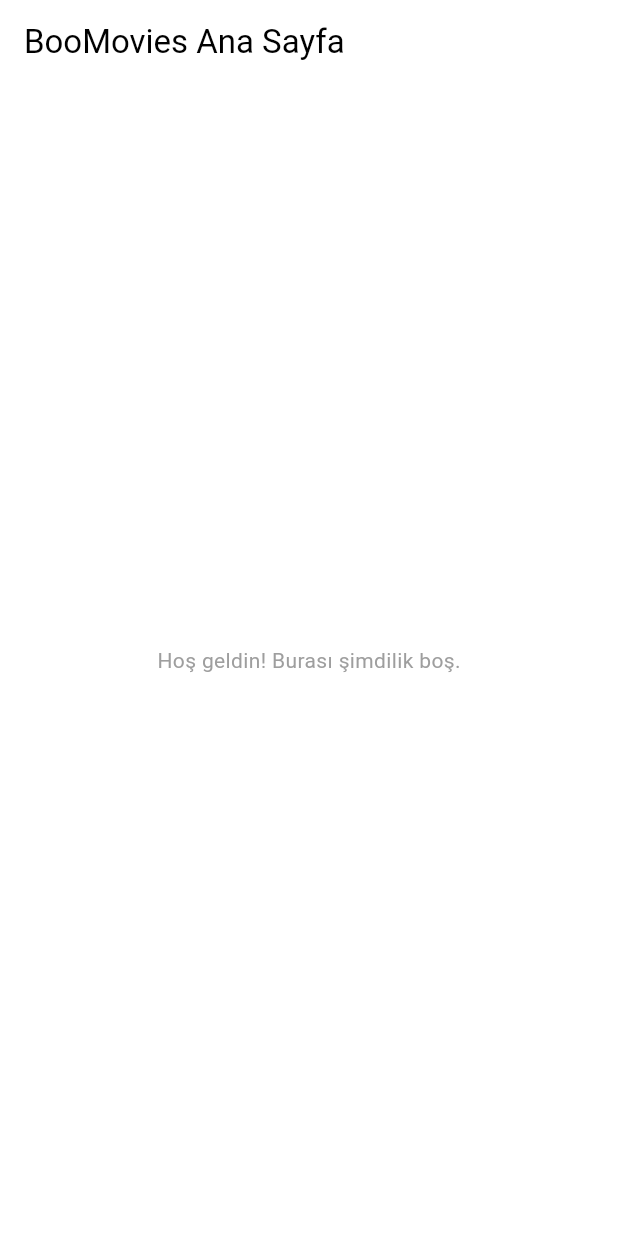
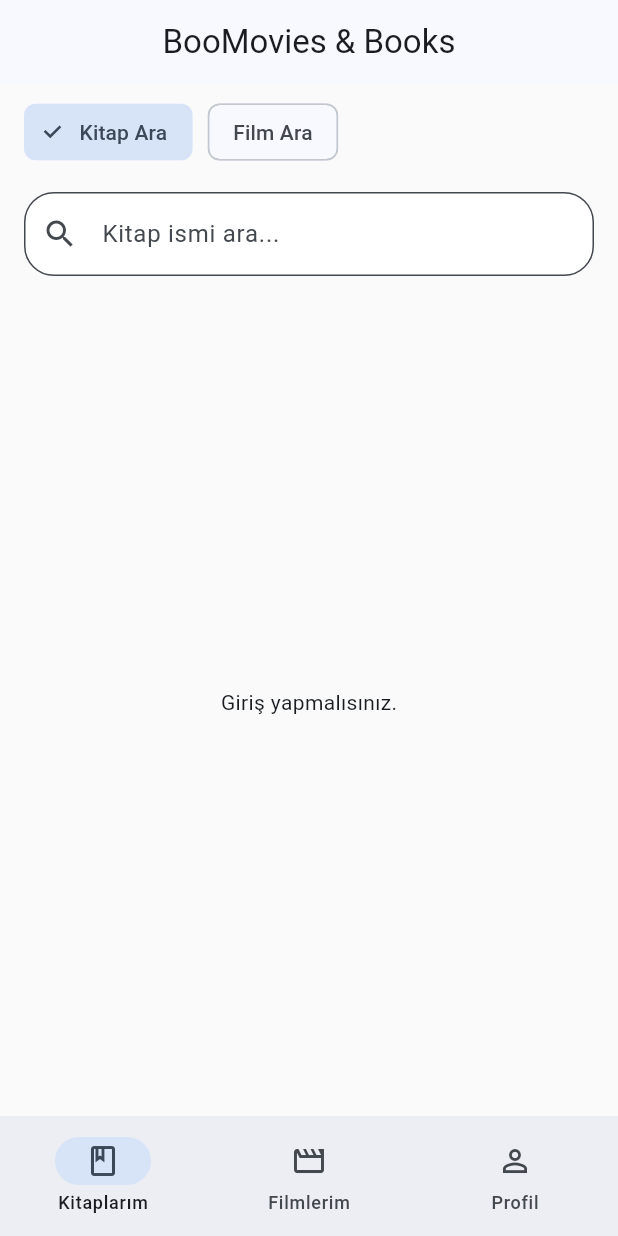
Before and after one commit to krlpsule/BooMovies-App, a Flutter app: the HomeScreen screen opened directly, on a phone screen of 412 x 824 dp. Run offline on Flutter 3.47's test engine with Material 3 defaults, Android fonts, the phone set to English and light mode, and no system bars; our stand-ins replace flutter_dotenv.

Commit message:
google books ve tmdb api eklendi

```diff
--- /dev/null
+++ b/frontend/lib/screens/book_list_screen.dart
@@ -0,0 +1,43 @@
+import 'package:flutter/material.dart';
+import '../services/internal_api_service.dart';
+import '../services/user_manager.dart';
+
+class BookListScreen extends StatelessWidget {
+  final InternalApiService _apiService = InternalApiService();
+
+  BookListScreen({super.key});
+
+  @override
+  Widget build(BuildContext context) {
+    final userId = UserManager().userId; // Giriş yapan kullanıcının ID'si
+
+    if (userId == null) return const Center(child: Text("Giriş yapmalısınız."));
+
+    return FutureBuilder<List<dynamic>>(
+      future: _apiService.getUserBookReviews(userId),
+      builder: (context, snapshot) {
+        print("Gelen Kitap Verisi: ${snapshot.data}");
+        if (snapshot.connectionState == ConnectionState.waiting) {
+          return const Center(child: CircularProgressIndicator());
+        }
+        if (!snapshot.hasData || snapshot.data!.isEmpty) {
+          return const Center(child: Text("Henüz kitap eklemediniz."));
+        }
+
+        final books = snapshot.data!;
+        return ListView.builder(
+          itemCount: books.length,
+          itemBuilder: (context, index) {
+  final book = books[index];
+  return ListTile(
+    // Artık yukarıdaki endpoint sayesinde "Title" anahtarı dolu gelecek!
+    title: Text(book['Title'] ?? 'Başlıksız Kitap'),
+    subtitle: Text("Puan: ${book['Rating'] ?? '0'}"),
+    trailing: const Icon(Icons.info_outline),
+  );
+},
+        );
+      },
+    );
+  }
+}
--- a/frontend/lib/screens/home_screen.dart
+++ b/frontend/lib/screens/home_screen.dart
@@ -1,22 +1,119 @@
 import 'package:flutter/material.dart';
+import '../screens/search_result_screen.dart';
+import '../services/user_manager.dart';
+import '../screens/movie_list_screen.dart';
+import '../screens/book_list_screen.dart';
 
-class HomeScreen extends StatelessWidget {
+final int? currentUserId = UserManager().userId;
+
+class HomeScreen extends StatefulWidget {
+  final int initialIndex;
+  const HomeScreen({super.key, this.initialIndex = 0});
+
   @override
-  Widget build(BuildContext context) {
-    return Scaffold(
-      backgroundColor: Colors.white, // BEYAZ EKRAN
-      appBar: AppBar(
-        title: Text("BooMovies Ana Sayfa"),
-        backgroundColor: Colors.white,
-        foregroundColor: Colors.black, // Yazıları görünür kılmak için
-        elevation: 0, // AppBar gölgesini kaldırır
+  State<HomeScreen> createState() => _HomeScreenState();
+}
+
+class _HomeScreenState extends State<HomeScreen> {
+  late int _currentIndex;
+  String _searchType = 'book';
+  final TextEditingController _searchController = TextEditingController();
+
+  @override
+  void initState() {
+    super.initState();
+    _currentIndex = widget.initialIndex;
+  }
+
+  // --- Arama Filtreleri ---
+  Widget _buildSearchFilters() {
+    return Padding(
+      padding: const EdgeInsets.symmetric(horizontal: 16, vertical: 8),
+      child: Row(
+        children: [
+          ChoiceChip(
+            label: const Text("Kitap Ara"),
+            selected: _searchType == 'book',
+            onSelected: (bool selected) => setState(() => _searchType = 'book'),
+          ),
+          const SizedBox(width: 10),
+          ChoiceChip(
+            label: const Text("Film Ara"),
+            selected: _searchType == 'movie',
+            onSelected: (bool selected) =>
+                setState(() => _searchType = 'movie'),
+          ),
+        ],
       ),
-      body: Center(
-        child: Text(
-          "Hoş geldin! Burası şimdilik boş.",
-          style: TextStyle(color: Colors.grey),
+    );
+  }
+
+  // --- Modern Arama Çubuğu ---
+  Widget _buildSearchBar() {
+    return Container(
+      padding: const EdgeInsets.symmetric(horizontal: 16, vertical: 8),
+      child: TextField(
+        controller: _searchController,
+        onSubmitted: (value) {
+          if (value.isNotEmpty) {
+            Navigator.push(
+              context,
+              MaterialPageRoute(
+                builder: (context) =>
+                    SearchResultsScreen(query: value, searchType: _searchType),
+              ),
+            );
+          }
+        },
+        decoration: InputDecoration(
+          hintText: _searchType == 'book'
+              ? "Kitap ismi ara..."
+              : "Film ismi ara...",
+          prefixIcon: const Icon(Icons.search),
+          border: OutlineInputBorder(borderRadius: BorderRadius.circular(20)),
+          filled: true,
+          fillColor: Colors.white,
         ),
       ),
     );
   }
+
+  @override
+  Widget build(BuildContext context) {
+    final List<Widget> pages = [
+      BookListScreen(),
+      MovieListScreen(),
+      const Center(child: Text("Profil Ayarları")),
+    ];
+
+    return Scaffold(
+      backgroundColor: Colors.grey[50],
+      appBar: AppBar(title: const Text("BooMovies & Books"), centerTitle: true),
+      body: Column(
+        children: [
+          _buildSearchFilters(),
+          _buildSearchBar(),
+          Expanded(child: pages[_currentIndex]),
+        ],
+      ),
+      bottomNavigationBar: NavigationBar(
+        selectedIndex: _currentIndex,
+        onDestinationSelected: (index) => setState(() => _currentIndex = index),
+        destinations: const [
+          NavigationDestination(
+            icon: Icon(Icons.book_outlined),
+            label: 'Kitaplarım',
+          ),
+          NavigationDestination(
+            icon: Icon(Icons.movie_outlined),
+            label: 'Filmlerim',
+          ),
+          NavigationDestination(
+            icon: Icon(Icons.person_outline),
+            label: 'Profil',
+          ),
+        ],
+      ),
+    );
+  }
 }
--- a/frontend/lib/screens/login_screen.dart
+++ b/frontend/lib/screens/login_screen.dart
@@ -2,6 +2,7 @@
 import '../services/internal_api_service.dart';
 import 'home_screen.dart';
 import 'sign_up_screen.dart';
+import '../services/user_manager.dart';
 
 class LoginScreen extends StatefulWidget {
   @override
@@ -27,6 +28,7 @@
 
         if (userId != null) {
           // Giriş başarılı
+          UserManager().setUserId(userId); // Kullanıcı ID'sini UserManager'a kaydet
           Navigator.pushReplacement(
             context,
             MaterialPageRoute(builder: (context) => HomeScreen()),
@@ -87,8 +89,7 @@
                       ),
                     ),
 
-              // ... ElevatedButton'ın hemen bittiği yerin altına şunu ekle ...
-              SizedBox(height: 16), // Biraz boşluk bırakalım
+              SizedBox(height: 16),
               TextButton(
                 onPressed: () {
                   Navigator.push(
--- /dev/null
+++ b/frontend/lib/services/user_manager.dart
@@ -0,0 +1,18 @@
+
+class UserManager {
+  static final UserManager _instance = UserManager._internal();
+  factory UserManager() => _instance;
+  UserManager._internal();
+
+  int? _userId;
+
+  int? get userId => _userId;
+
+  void setUserId(int id) {
+    _userId = id;
+  }
+
+  void logout() {
+    _userId = null;
+  }
+}
```
Also changed, not shown: frontend/lib/main.dart (+11 -4 lines), frontend/lib/models/book_model.dart (added, +23 -0 lines), frontend/lib/models/book_review_model.dart (added, +17 -0 lines), frontend/lib/models/movie_model.dart (added, +19 -0 lines), frontend/lib/models/movie_review_model.dart (added, +17 -0 lines), frontend/lib/models/user_model.dart (added, +18 -0 lines), frontend/lib/screens/movie_list_screen.dart (added, +44 -0 lines), frontend/lib/screens/search_result_screen.dart (added, +105 -0 lines), frontend/lib/services/google_books_service.dart (added, +35 -0 lines), frontend/lib/services/internal_api_service.dart (+47 -44 lines), frontend/lib/services/tmdb_service.dart (added, +33 -0 lines), frontend/pubspec.yaml (+8 -1 lines), frontend/lib/models/book_model.g.dart (added), frontend/lib/models/book_review_model.g.dart (added), 6 more files, 2 other files.
